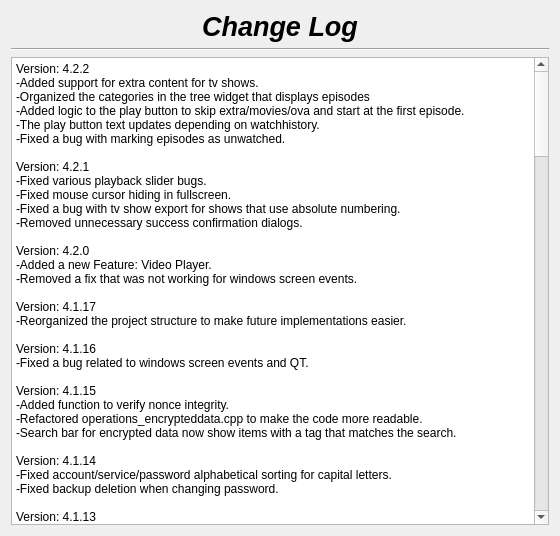
Above: changelog.ui from therealMaPMaKeR/MMDiary before the change. Below: the same form after it.
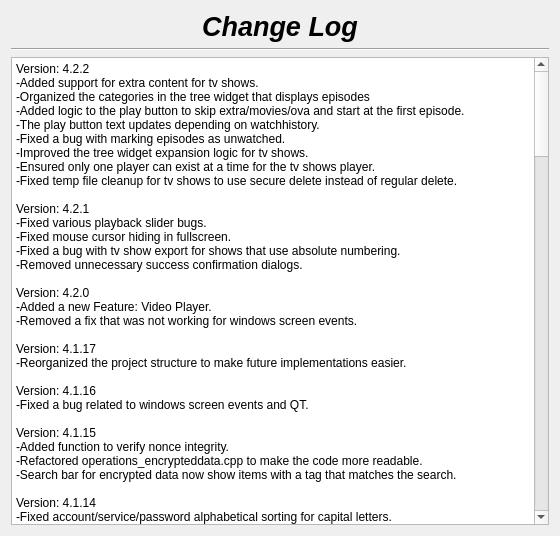
That is the form after the change.

Commit message:
added single instance player check
for tv shows, also fixed the temp file cleanup to use secure delete

Diff of the .ui file:
```diff
--- a/changelog.ui
+++ b/changelog.ui
@@ -56,7 +56,7 @@
 li.checked::marker { content: &quot;\2612&quot;; }
 &lt;/style&gt;&lt;/head&gt;&lt;body style=&quot; font-family:'Segoe UI'; font-size:9pt; font-weight:400; font-style:normal;&quot;&gt;
 &lt;p style=&quot; margin-top:0px; margin-bottom:0px; margin-left:0px; margin-right:0px; -qt-block-indent:0; text-indent:0px;&quot;&gt;Version: 4.2.2&lt;br /&gt;-Added support for extra content for tv shows.&lt;/p&gt;
-&lt;p style=&quot; margin-top:0px; margin-bottom:0px; margin-left:0px; margin-right:0px; -qt-block-indent:0; text-indent:0px;&quot;&gt;-Organized the categories in the tree widget that displays episodes&lt;br /&gt;-Added logic to the play button to skip extra/movies/ova and start at the first episode.&lt;br /&gt;-The play button text updates depending on watchhistory.&lt;br /&gt;-Fixed a bug with marking episodes as unwatched.&lt;br /&gt;&lt;br /&gt;Version: 4.2.1&lt;br /&gt;-Fixed various playback slider bugs.&lt;br /&gt;-Fixed mouse cursor hiding in fullscreen.&lt;br /&gt;-Fixed a bug with tv show export for shows that use absolute numbering.&lt;/p&gt;
+&lt;p style=&quot; margin-top:0px; margin-bottom:0px; margin-left:0px; margin-right:0px; -qt-block-indent:0; text-indent:0px;&quot;&gt;-Organized the categories in the tree widget that displays episodes&lt;br /&gt;-Added logic to the play button to skip extra/movies/ova and start at the first episode.&lt;br /&gt;-The play button text updates depending on watchhistory.&lt;br /&gt;-Fixed a bug with marking episodes as unwatched.&lt;br /&gt;-Improved the tree widget expansion logic for tv shows.&lt;br /&gt;-Ensured only one player can exist at a time for the tv shows player.&lt;br /&gt;-Fixed temp file cleanup for tv shows to use secure delete instead of regular delete.&lt;br /&gt;&lt;br /&gt;Version: 4.2.1&lt;br /&gt;-Fixed various playback slider bugs.&lt;br /&gt;-Fixed mouse cursor hiding in fullscreen.&lt;br /&gt;-Fixed a bug with tv show export for shows that use absolute numbering.&lt;/p&gt;
 &lt;p style=&quot; margin-top:0px; margin-bottom:0px; margin-left:0px; margin-right:0px; -qt-block-indent:0; text-indent:0px;&quot;&gt;-Removed unnecessary success confirmation dialogs.&lt;br /&gt;&lt;br /&gt;Version: 4.2.0&lt;br /&gt;-Added a new Feature: Video Player.&lt;/p&gt;
 &lt;p style=&quot; margin-top:0px; margin-bottom:0px; margin-left:0px; margin-right:0px; -qt-block-indent:0; text-indent:0px;&quot;&gt;-Removed a fix that was not working for windows screen events.&lt;/p&gt;
 &lt;p style=&quot;-qt-paragraph-type:empty; margin-top:0px; margin-bottom:0px; margin-left:0px; margin-right:0px; -qt-block-indent:0; text-indent:0px;&quot;&gt;&lt;br /&gt;&lt;/p&gt;
```
The commit also changes 1 other file.
